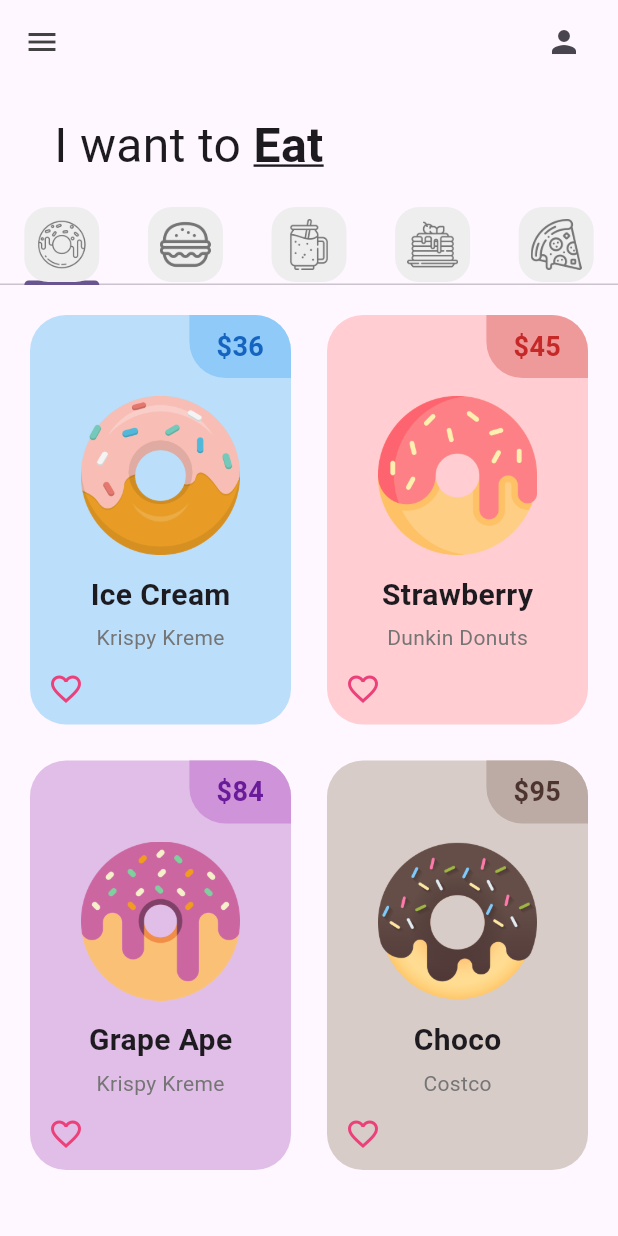
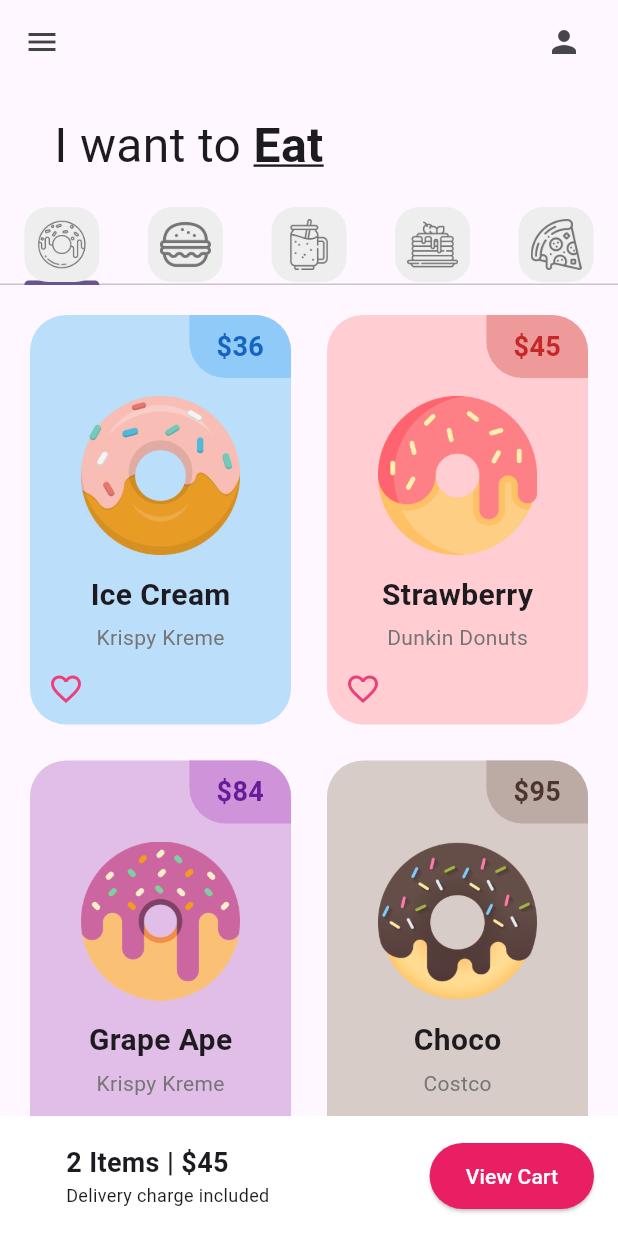
Before and after one commit to QP-bb/donut_app_2b_lopez, a Flutter app: the screen it shows after launch, on a phone screen of 412 x 824 dp. Run offline on Flutter 3.47's test engine with Material 3 defaults, Android fonts, the light colour scheme and no system bars.

Commit message:
UI finished

```diff
--- a/lib/pages/home_page.dart
+++ b/lib/pages/home_page.dart
@@ -76,6 +76,49 @@
               PizzaTab()]),
             ),
             //Carrito
+          Container(
+            color: Colors.white,
+            padding: const EdgeInsets.all(16),
+            child: Row(
+              mainAxisAlignment: MainAxisAlignment.spaceBetween,
+              children: [
+                const Padding(
+                  padding: EdgeInsets.only(left: 28),
+                  child: Column(
+                    crossAxisAlignment: CrossAxisAlignment.start,
+                    children: [
+                      Text(
+                        '2 Items | \$45',
+                        style: TextStyle(
+                          fontSize: 18,
+                          fontWeight: FontWeight.bold,
+                          ),
+                      ),
+                      Text("Delivery charge included",
+                      style: TextStyle(fontSize: 12,),
+                        ),
+                    ],
+                  ),
+                  ),
+                  ElevatedButton(
+                    onPressed: () {},
+                    style: ElevatedButton.styleFrom(
+                      backgroundColor: Colors.pink,
+                      padding: EdgeInsets.symmetric(
+                        horizontal: 24,
+                        vertical: 12
+                        ),
+                      ),
+                    child: const Text(
+                      'View Cart',
+                      style: TextStyle(
+                        color: Colors.white
+                      )
+                      )
+                      )
+              ],
+            ),
+          ),
           ],)
     ));
   }
```
